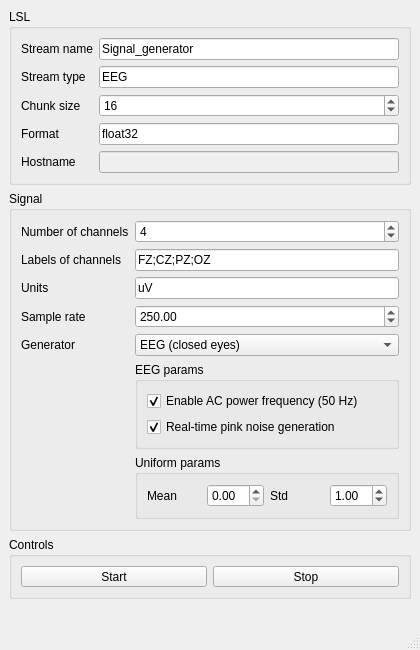
Old version of the form src/signal_generator.ui in the repository medusabci/lsl-signal-generator.
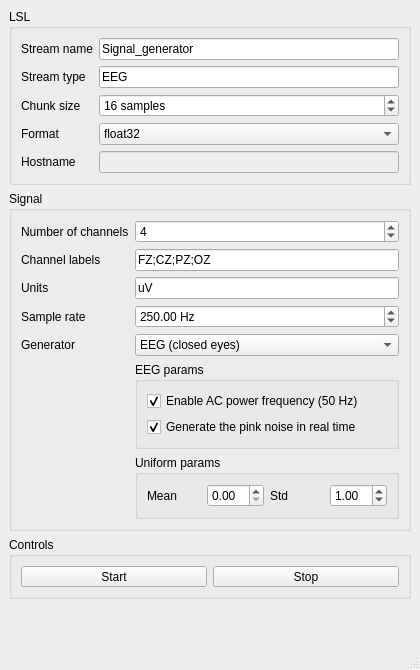
New version of the form. Icons and pictures are not drawn.

Diff of the .ui file:
```diff
--- a/src/signal_generator.ui
+++ b/src/signal_generator.ui
@@ -50,6 +50,12 @@
        </item>
        <item row="2" column="1">
         <widget class="QSpinBox" name="spinBox_lsl_chunk_size">
+         <property name="suffix">
+          <string> samples</string>
+         </property>
+         <property name="minimum">
+          <number>1</number>
+         </property>
          <property name="maximum">
           <number>1000</number>
          </property>
@@ -80,10 +86,27 @@
         </widget>
        </item>
        <item row="3" column="1">
-        <widget class="QLineEdit" name="lineEdit_lsl_format">
-         <property name="text">
-          <string>float32</string>
-         </property>
+        <widget class="QComboBox" name="comboBox_lsl_format">
+         <item>
+          <property name="text">
+           <string>float32</string>
+          </property>
+         </item>
+         <item>
+          <property name="text">
+           <string>double64</string>
+          </property>
+         </item>
+         <item>
+          <property name="text">
+           <string>int32</string>
+          </property>
+         </item>
+         <item>
+          <property name="text">
+           <string>int16</string>
+          </property>
+         </item>
         </widget>
        </item>
        <item row="4" column="0">
@@ -135,7 +158,7 @@
        <item row="1" column="0">
         <widget class="QLabel" name="label">
          <property name="text">
-          <string>Labels of channels</string>
+          <string>Channel labels</string>
          </property>
         </widget>
        </item>
@@ -169,6 +192,12 @@
        </item>
        <item row="3" column="1">
         <widget class="QDoubleSpinBox" name="doubleSpinBox_signal_sample_rate">
+         <property name="suffix">
+          <string> Hz</string>
+         </property>
+         <property name="minimum">
+          <double>1.000000000000000</double>
+         </property>
          <property name="maximum">
           <double>9999.000000000000000</double>
          </property>
@@ -272,7 +301,7 @@
           <item>
            <widget class="QCheckBox" name="checkBox_pink_online">
             <property name="text">
-             <string>Real-time pink noise generation</string>
+             <string>Generate the pink noise in real time</string>
             </property>
             <property name="checked">
              <bool>true</bool>
@@ -360,6 +389,15 @@
     </item>
     <item>
      <widget class="QLabel" name="label_status">
+      <property name="minimumSize">
+       <size>
+        <width>0</width>
+        <height>34</height>
+       </size>
+      </property>
+      <property name="wordWrap">
+       <bool>true</bool>
+      </property>
       <property name="font">
        <font>
         <italic>false</italic>
```
Left out of the diff: 10 changed lines with no effect on the pictures.
